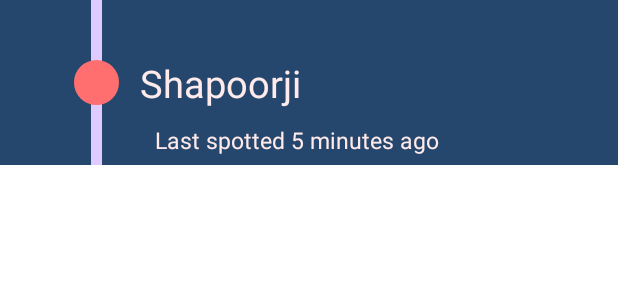
After one commit to lailakchar/kolkata_public_bus_recgn, an Android app: the layout layout_stoppage.xml on its own in the app's theme, with its tools: preview values and no code run, on a phone screen of 412 x 824 dp. The commit adds this screen. Shown: the top 300 px of the screen. Run offline under Robolectric (Android 15) with nearby library versions, the phone set to English and light mode, and no system bars.

Commit message:
created stoppage frontend

```diff
--- /dev/null
+++ b/app/src/main/res/drawable/red_circle.xml
@@ -0,0 +1,7 @@
+<?xml version="1.0" encoding="utf-8"?>
+<shape android:shape="oval" android:innerRadius="16dp" xmlns:android="http://schemas.android.com/apk/res/android">
+
+    <solid android:color="@color/subtle_red" />
+    <stroke android:color="@color/subtle_red" android:width="2dp"/>
+
+</shape>
--- /dev/null
+++ b/app/src/main/res/layout/layout_stoppage.xml
@@ -0,0 +1,54 @@
+<?xml version="1.0" encoding="utf-8"?>
+<androidx.constraintlayout.widget.ConstraintLayout xmlns:android="http://schemas.android.com/apk/res/android"
+    xmlns:app="http://schemas.android.com/apk/res-auto"
+    xmlns:tools="http://schemas.android.com/tools"
+    android:layout_width="match_parent"
+    android:layout_height="110dp"
+    android:background="@color/dark_blue">
+
+
+    <View
+        android:id="@+id/view3"
+        android:layout_width="7dp"
+        android:layout_height="match_parent"
+        android:background="@color/off_white"
+        app:layout_constraintBottom_toBottomOf="parent"
+        app:layout_constraintEnd_toEndOf="parent"
+        app:layout_constraintHorizontal_bias="0.15"
+        app:layout_constraintStart_toStartOf="parent"
+        app:layout_constraintTop_toTopOf="parent" />
+
+    <View
+        android:id="@+id/view4"
+        android:layout_width="30dp"
+        android:layout_height="30dp"
+        android:background="@drawable/red_circle"
+        app:layout_constraintBottom_toBottomOf="parent"
+        app:layout_constraintEnd_toEndOf="@+id/view3"
+        app:layout_constraintStart_toStartOf="@+id/view3"
+        app:layout_constraintTop_toTopOf="parent" />
+
+    <TextView
+        android:id="@+id/textView5"
+        android:layout_width="wrap_content"
+        android:layout_height="wrap_content"
+        android:layout_marginStart="25dp"
+        android:text="Shapoorji"
+        android:textColor="@color/light_pink"
+        android:textSize="25sp"
+        app:layout_constraintBottom_toBottomOf="@+id/view4"
+        app:layout_constraintStart_toEndOf="@+id/view3"
+        app:layout_constraintTop_toTopOf="@+id/view4" />
+
+    <TextView
+        android:layout_width="wrap_content"
+        android:layout_height="wrap_content"
+        android:text="Last spotted 5 minutes ago"
+        android:textColor="@color/light_pink"
+        android:textSize="15dp"
+        android:layout_marginTop="10dp"
+        app:layout_constraintStart_toStartOf="@+id/textView5"
+        app:layout_constraintTop_toBottomOf="@+id/textView5"
+        android:layout_marginStart="10dp"/>
+
+</androidx.constraintlayout.widget.ConstraintLayout>
--- a/app/src/main/res/values/colors.xml
+++ b/app/src/main/res/values/colors.xml
@@ -13,4 +13,7 @@
     <color name="light_pink">#FFEBEB</color>
     <color name="yellow">#FFF8D2</color>
     <color name="red">#FFF8D2</color>
+    <color name="subtle_red">#FF6F6F</color>
+    <color name="bright_green">#A5FF5F </color>
+    <color name="off_white">#DFCBFF</color>
 </resources>
```
Also changed, not shown: app/src/main/res/drawable/bright_green.xml (added, +7 -0 lines), app/src/main/res/layout/activity_show_bus_location.xml (+42 -4 lines).
